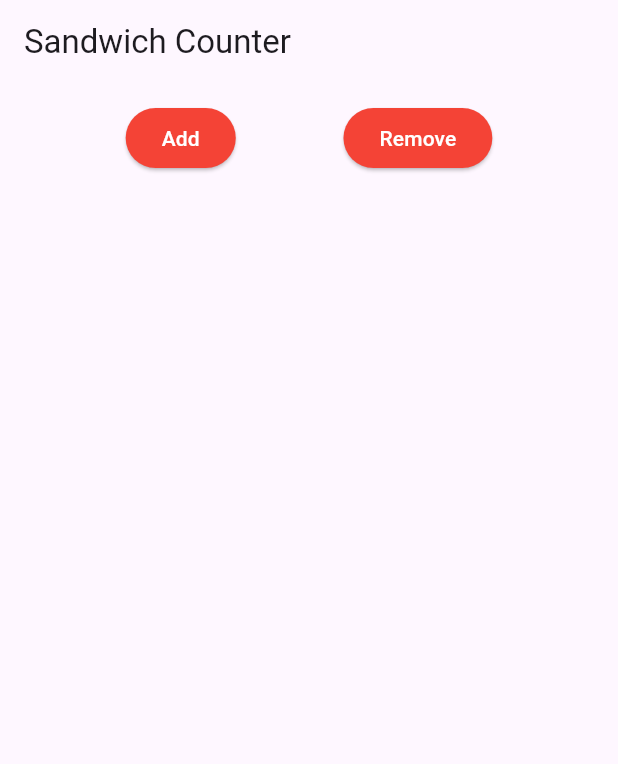
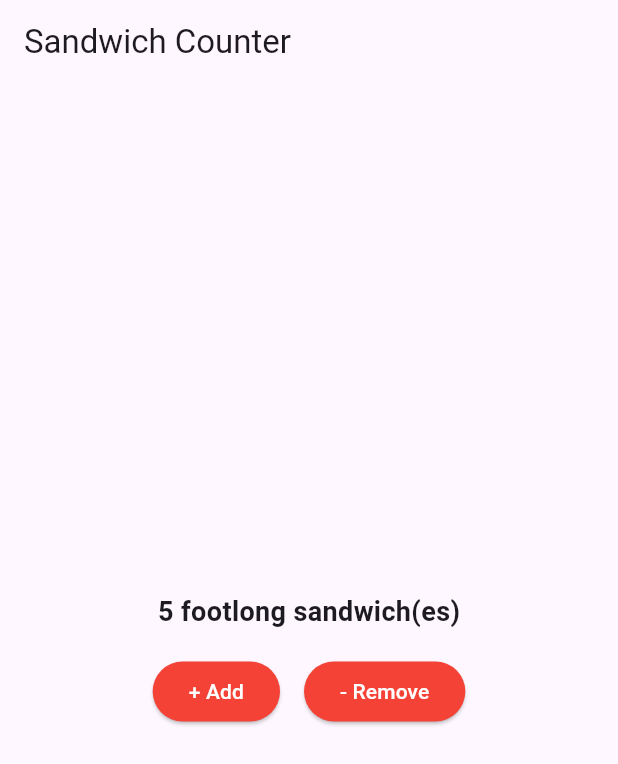
Before and after one commit to justinb14/sandwich_shop, a Flutter app: the screen it shows after launch, on a phone screen of 412 x 824 dp. Shown: the top 764 px of the screen. Run offline on Flutter 3.47's test engine with Material 3 defaults, Android fonts, the phone set to English and light mode, and no system bars.

Commit message:
Added logic to disable add and remove buttons when quantity is reached

```diff
--- a/lib/main.dart
+++ b/lib/main.dart
@@ -5,8 +5,32 @@ void main() {
 }
 
 // Main App
-class App extends StatelessWidget {
+class App extends StatefulWidget {
   const App({super.key});
+
+  @override
+  State<App> createState() => _AppState();
+}
+
+class _AppState extends State<App> {
+  int quantity = 5;
+  final int maxQuantity = 10;
+
+  void _addQuantity() {
+    if (quantity < maxQuantity) {
+      setState(() {
+        quantity++;
+      });
+    }
+  }
+
+  void _removeQuantity() {
+    if (quantity > 0) {
+      setState(() {
+        quantity--;
+      });
+    }
+  }
 
   @override
   Widget build(BuildContext context) {
@@ -14,22 +38,30 @@ class App extends StatelessWidget {
       title: 'Sandwich Shop App',
       home: Scaffold(
         appBar: AppBar(title: const Text('Sandwich Counter')),
-        body: Padding(
-          padding: const EdgeInsets.all(12.0),
-          child: Row(
-            mainAxisAlignment: MainAxisAlignment.spaceEvenly,
+        body: Center(
+          child: Column(
+            mainAxisSize: MainAxisSize.min,
             children: [
-              StyledButton(
-                text: 'Add',
-                onPressed: () {
-                  // Add button logic here
-                },
+              Text(
+                '$quantity footlong sandwich(es)',
+                style: const TextStyle(fontSize: 18, fontWeight: FontWeight.bold),
               ),
-              StyledButton(
-                text: 'Remove',
-                onPressed: () {
-                  // Remove button logic here
-                },
+              const SizedBox(height: 16),
+              Row(
+                mainAxisAlignment: MainAxisAlignment.center,
+                children: [
+                  StyledButton(
+                    text: '+ Add',
+                    isEnabled: quantity < maxQuantity,
+                    onPressed: _addQuantity,
+                  ),
+                  const SizedBox(width: 16),
+                  StyledButton(
+                    text: '- Remove',
+                    isEnabled: quantity > 0,
+                    onPressed: _removeQuantity,
+                  ),
+                ],
               ),
             ],
           ),
@@ -42,19 +74,21 @@ class App extends StatelessWidget {
 class StyledButton extends StatelessWidget {
   final String text;
   final VoidCallback onPressed;
+  final bool isEnabled;
 
   const StyledButton({
     required this.text,
     required this.onPressed,
+    this.isEnabled = true,
     super.key,
   });
 
   @override
   Widget build(BuildContext context) {
     return ElevatedButton(
-      onPressed: onPressed,
+      onPressed: isEnabled ? onPressed : null,
       style: ElevatedButton.styleFrom(
-        backgroundColor: Colors.red,
+        backgroundColor: isEnabled ? Colors.red : Colors.grey,
         foregroundColor: Colors.white,
       ),
       child: Text(text),
```
